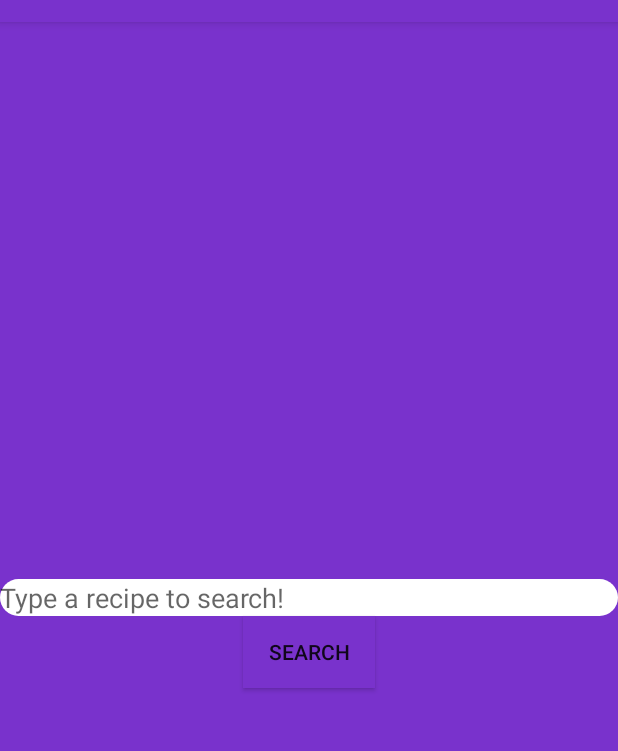
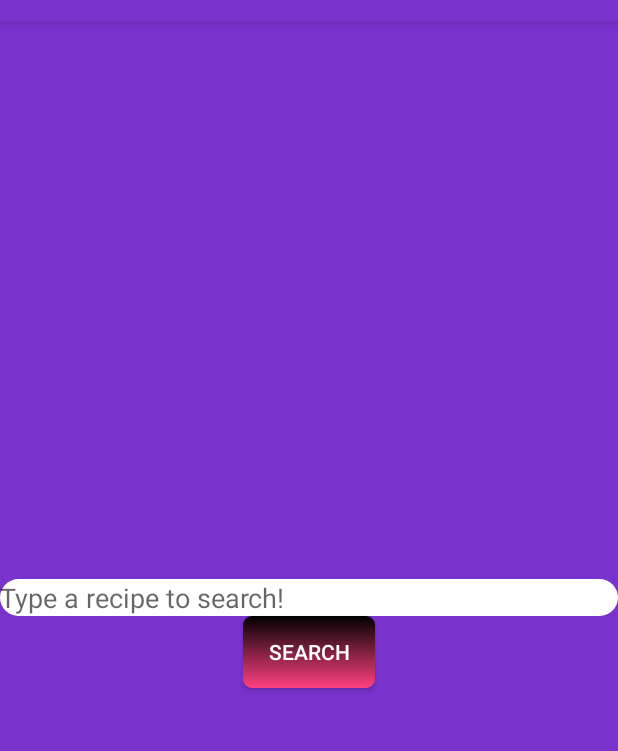
Before and after one commit to mike591/CheffyPix, an Android app: the screen it shows after launch (MainActivity), on a phone screen of 412 x 824 dp, the part 62-813 px from its top. Run offline under Robolectric (Android 15) with nearby library versions, the phone set to English and light mode, and no system bars.

Commit message:
added button drawable

```diff
--- a/app/src/main/java/kathy/nick/mike/cohinza/MainActivity.java
+++ b/app/src/main/java/kathy/nick/mike/cohinza/MainActivity.java
@@ -34,6 +34,7 @@ public class MainActivity extends AppCompatActivity {
         });
 
         mButton = (Button) findViewById(R.id.home_page_search_button);
+        mButton.setBackgroundResource(R.drawable.home_button);
         mButton.setOnClickListener(new View.OnClickListener() {
             @Override
             public void onClick(View v) {
--- /dev/null
+++ b/app/src/main/res/drawable/home_button.xml
@@ -0,0 +1,22 @@
+<?xml version="1.0" encoding="utf-8"?>
+<selector xmlns:android="http://schemas.android.com/apk/res/android">
+    <item android:state_pressed="true" >
+        <shape android:shape="rectangle">
+            <solid android:color="@color/white" />
+            <corners android:radius="6sp" />
+        </shape>
+    </item>
+    <item>
+        <shape android:shape="rectangle">
+            <solid android:color="@color/colorPrimary" />
+            <padding
+                android:left="8dp"
+                android:top="2dp"
+                android:right="8dp"
+                android:bottom="2dp" />
+            <gradient android:startColor="@color/black" android:endColor="@color/colorAccent"
+                      android:angle="270" />
+            <corners android:radius="6sp" />
+        </shape>
+    </item>
+</selector>
--- a/app/src/main/res/layout/activity_main.xml
+++ b/app/src/main/res/layout/activity_main.xml
@@ -27,7 +27,8 @@
         android:layout_width="wrap_content"
         android:layout_height="wrap_content"
         android:text="@string/search_button"
-        android:background="@color/purple"
+        android:textColor="@color/white"
+        android:background="@drawable/home_button"
         android:layout_gravity="center_horizontal"
         android:layout_centerHorizontal="true"/>
 
--- a/app/src/main/res/values/colors.xml
+++ b/app/src/main/res/values/colors.xml
@@ -5,4 +5,5 @@
     <color name="colorAccent">#FF4081</color>
     <color name="purple">#7932cc</color>
     <color name="white">#fff</color>
+    <color name="black">#000000</color>
 </resources>
--- a/app/src/main/res/values/styles.xml
+++ b/app/src/main/res/values/styles.xml
@@ -7,5 +7,4 @@
         <item name="colorPrimaryDark">@color/colorPrimaryDark</item>
         <item name="colorAccent">@color/colorAccent</item>
     </style>
-
 </resources>
```
